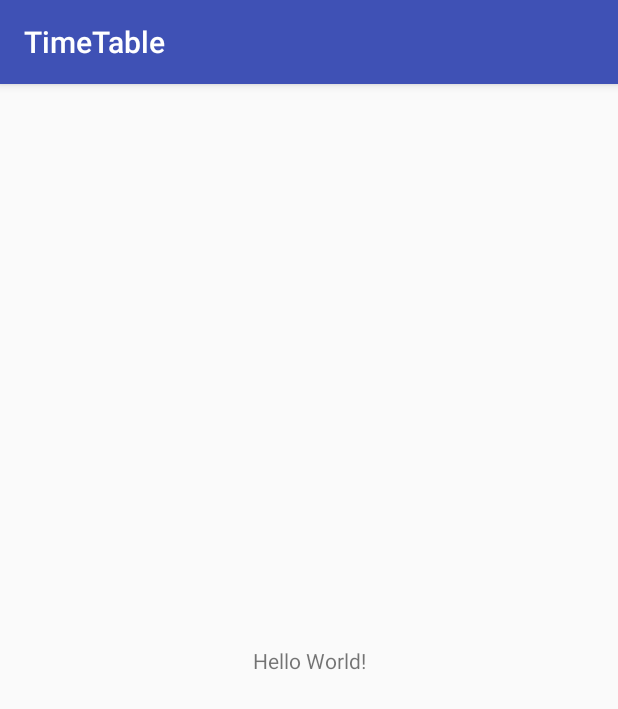
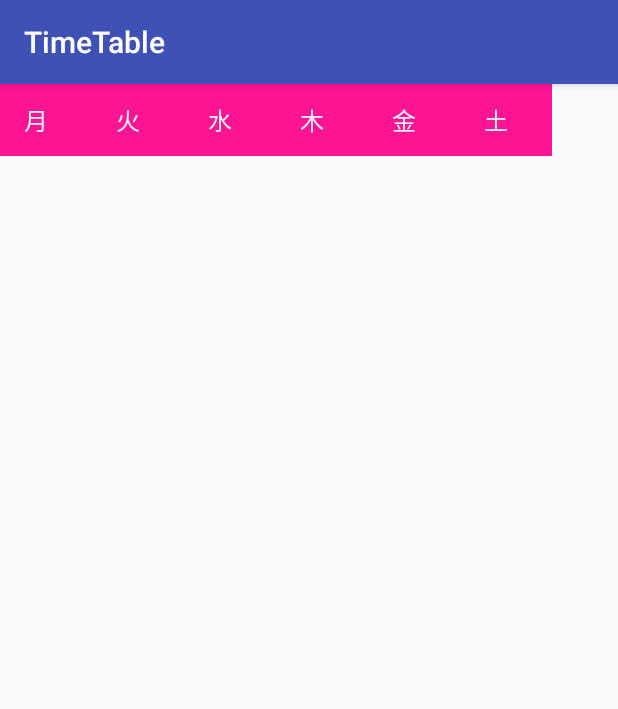
Before and after one commit to Aogon/TimeTable, an Android app: the screen it shows after launch (MainActivity), on a phone screen of 412 x 824 dp. Shown: the top 709 px of the screen. Run offline under Robolectric (Android 15) with nearby library versions, the phone set to English and light mode, and no system bars.

Commit message:
[add]layout

```diff
--- a/app/build.gradle
+++ b/app/build.gradle
@@ -2,7 +2,7 @@ apply plugin: 'com.android.application'
 
 android {
     compileSdkVersion 23
-    buildToolsVersion "24.0.1"
+    buildToolsVersion '25.0.0'
     defaultConfig {
         applicationId "com.lifesitech.android.timetable"
         minSdkVersion 15
--- a/app/src/main/AndroidManifest.xml
+++ b/app/src/main/AndroidManifest.xml
@@ -1,14 +1,14 @@
 <?xml version="1.0" encoding="utf-8"?>
 <manifest xmlns:android="http://schemas.android.com/apk/res/android"
-    package="com.lifesitech.android.timetable" >
+    package="com.lifesitech.android.timetable">
 
     <application
         android:allowBackup="true"
         android:icon="@mipmap/ic_launcher"
         android:label="@string/app_name"
         android:supportsRtl="true"
-        android:theme="@style/AppTheme" >
-        <activity android:name=".MainActivity" >
+        android:theme="@style/AppTheme">
+        <activity android:name=".MainActivity">
             <intent-filter>
                 <action android:name="android.intent.action.MAIN" />
 
--- a/app/src/main/java/com/lifesitech/android/timetable/MainActivity.java
+++ b/app/src/main/java/com/lifesitech/android/timetable/MainActivity.java
@@ -1,7 +1,12 @@
 package com.lifesitech.android.timetable;
 
+import android.graphics.Color;
 import android.support.v7.app.AppCompatActivity;
 import android.os.Bundle;
+import android.widget.ArrayAdapter;
+import android.widget.GridView;
+
+import java.util.ArrayList;
 
 public class MainActivity extends AppCompatActivity {
 
@@ -9,5 +14,23 @@ public class MainActivity extends AppCompatActivity {
     protected void onCreate(Bundle savedInstanceState) {
         super.onCreate(savedInstanceState);
         setContentView(R.layout.activity_main);
+
+        ArrayList<String> list = new ArrayList<>();
+
+        list.add("月");
+        list.add("火");
+        list.add("水");
+        list.add("木");
+        list.add("金");
+        list.add("土");
+
+
+        ArrayAdapter<String> adapter = new ArrayAdapter<String>(
+                getApplicationContext(), android.R.layout.simple_list_item_1, list);
+
+        GridView gridView = (GridView) findViewById(R.id.list);
+        gridView.setAdapter(adapter);
+        gridView.setBackgroundColor(Color.parseColor("#ff1493"));
+
     }
 }
--- a/app/src/main/res/layout/activity_main.xml
+++ b/app/src/main/res/layout/activity_main.xml
@@ -1,19 +1,16 @@
 <?xml version="1.0" encoding="utf-8"?>
-<android.support.constraint.ConstraintLayout
-    xmlns:android="http://schemas.android.com/apk/res/android"
+<android.support.constraint.ConstraintLayout xmlns:android="http://schemas.android.com/apk/res/android"
+    xmlns:app="http://schemas.android.com/apk/res-auto"
     xmlns:tools="http://schemas.android.com/tools"
-    xmlns:app="http://schemas.android.com/apk/res-auto"
     android:layout_width="match_parent"
     android:layout_height="match_parent"
     tools:context="com.lifesitech.android.timetable.MainActivity">
 
-    <TextView
-        android:layout_width="wrap_content"
+    <GridView
+        android:id="@+id/list"
+        android:layout_width="368dp"
         android:layout_height="wrap_content"
-        android:text="Hello World!"
-        app:layout_constraintBottom_toBottomOf="parent"
-        app:layout_constraintLeft_toLeftOf="parent"
-        app:layout_constraintRight_toRightOf="parent"
-        app:layout_constraintTop_toTopOf="parent" />
-
+        android:numColumns="6"
+        tools:layout_editor_absoluteX="8dp"
+        tools:layout_editor_absoluteY="0dp" />
 </android.support.constraint.ConstraintLayout>
```
